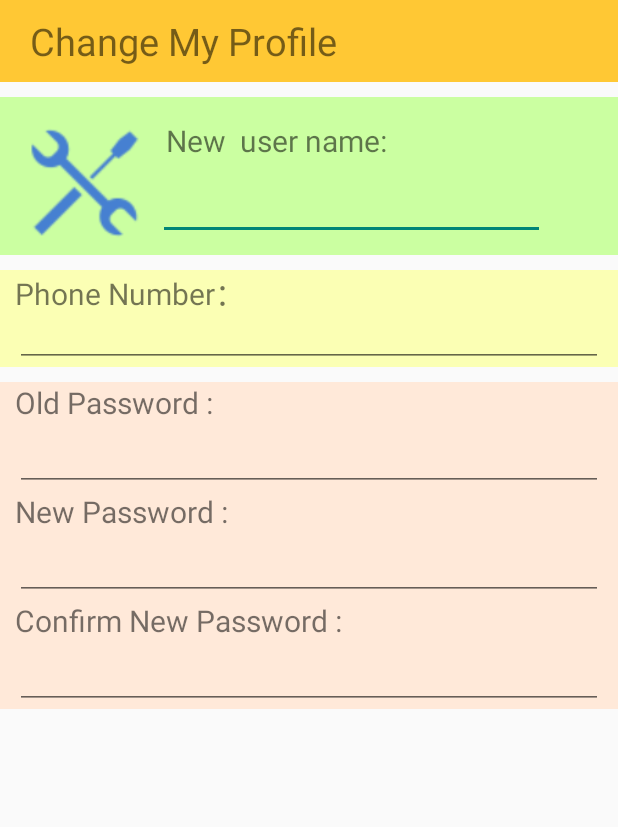
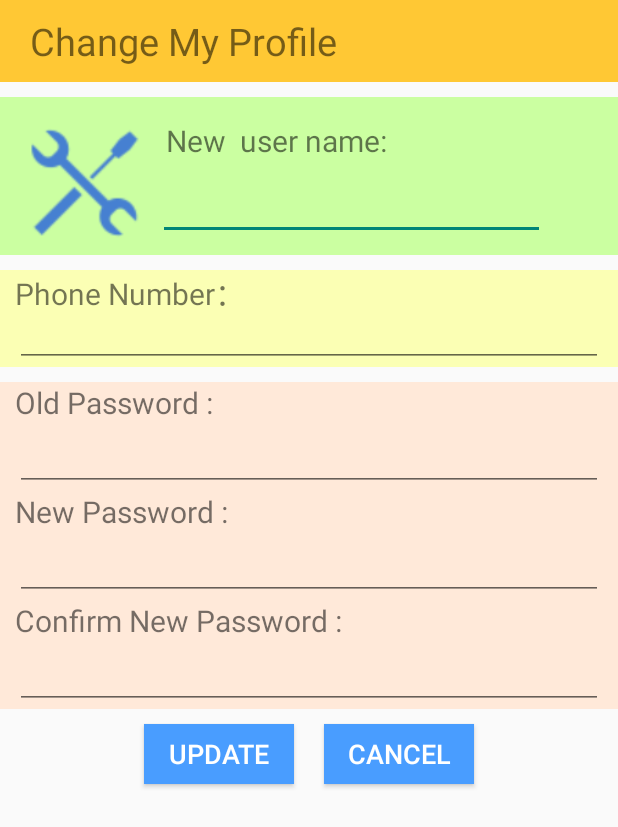
Before and after one commit to xzhouaf/Auction-House, an Android app: the ModifyPersonalInfo screen opened directly, with no data from a screen before it, on a phone screen of 412 x 824 dp. Shown: the top 827 px of the screen. Run offline under Robolectric (Android 15) with nearby library versions, the phone set to English and light mode, and no system bars.

Commit message:
solve some small bugs

```diff
--- a/app/src/main/java/com/project/zxt/ustauctionhouse/PersonalInfo/ModifyPersonalInfo.java
+++ b/app/src/main/java/com/project/zxt/ustauctionhouse/PersonalInfo/ModifyPersonalInfo.java
@@ -16,6 +16,7 @@ import android.provider.MediaStore;
 import android.util.Log;
 import android.view.View;
 import android.view.inputmethod.InputMethodManager;
+import android.widget.Button;
 import android.widget.EditText;
 import android.widget.ImageButton;
 import android.widget.ImageView;
@@ -65,7 +66,8 @@ public class ModifyPersonalInfo extends Activity implements View.OnClickListener
 
     private final String TAG = "ModifyPersonalInfo";
     private Context ctx;
-    ImageView portraitMod, update, cancel;
+    ImageView portraitMod;
+    Button update, cancel;
     EditText user_name,phone_, old_pass, new_pass, new_pass2;
     String userName, Phone, oldPass, newPass, newPass2;
     Intent intent;
@@ -93,9 +95,9 @@ public class ModifyPersonalInfo extends Activity implements View.OnClickListener
         new_pass2 = (EditText) findViewById(R.id.cPassField);
         new_pass2.setText(null);
 
-        update = (ImageView) findViewById(R.id.InfoModUpdate);
+        update = (Button) findViewById(R.id.InfoModUpdate);
         update.setOnClickListener(this);
-        cancel = (ImageView) findViewById(R.id.InfoModCancel);
+        cancel = (Button) findViewById(R.id.InfoModCancel);
         cancel.setOnClickListener(this);
 
         ctx = getApplicationContext();
--- a/app/src/main/java/com/project/zxt/ustauctionhouse/bottomMenu/BottomMenuHome.java
+++ b/app/src/main/java/com/project/zxt/ustauctionhouse/bottomMenu/BottomMenuHome.java
@@ -114,6 +114,7 @@ public class BottomMenuHome extends FragmentActivity implements View.OnClickList
     protected void onActivityResult(int requestCode, int resultCode, Intent data) {
         Log.i(TAG, "Success1");
         postItemLis.activityResultHandle(requestCode, resultCode, data);
+        meLis.activityResultHandle(requestCode, resultCode, data);
         super.onActivityResult(requestCode, resultCode, data);
     }
 
--- a/app/src/main/res/layout/info_modify.xml
+++ b/app/src/main/res/layout/info_modify.xml
@@ -167,24 +167,35 @@
         android:layout_alignParentRight="true"
         android:layout_alignParentEnd="true"
         android:id="@+id/buttons"
-        android:layout_below="@+id/passwordZone">
+        android:layout_below="@+id/passwordZone"
+        android:gravity="center_horizontal">
 
-        <ImageView
+        <Button
             android:layout_width="100dp"
-            android:layout_height="30dp"
+            android:layout_height="40dp"
+            android:text="Update"
+            android:id="@+id/InfoModUpdate"
+            android:layout_alignParentTop="true"
+            android:layout_alignParentLeft="true"
+            android:layout_alignParentStart="true"
+            android:layout_marginTop="10dp"
+            android:background="#ff499dff"
+            android:textColor="#ffffffff"
+            android:textSize="18sp" />
+
+        <Button
+            android:layout_width="100dp"
+            android:layout_height="40dp"
+            android:text="Cancel"
             android:id="@+id/InfoModCancel"
-            android:layout_alignTop="@+id/InfoModUpdate"
-            android:layout_alignParentRight="true"
-            android:layout_alignParentEnd="true"
-            android:layout_marginRight="26dp"
-            android:layout_marginEnd="26dp" />
-
-        <ImageView
-            android:layout_width="100dp"
-            android:layout_height="30dp"
-            android:id="@+id/InfoModUpdate"
-            android:layout_centerVertical="true"
-            android:layout_centerHorizontal="true" />
+            android:layout_alignParentTop="true"
+            android:layout_toRightOf="@+id/InfoModUpdate"
+            android:layout_toEndOf="@+id/InfoModUpdate"
+            android:layout_marginLeft="20dp"
+            android:layout_marginTop="10dp"
+            android:background="#ff499dff"
+            android:textColor="#ffffffff"
+            android:textSize="18sp" />
     </RelativeLayout>
 
     <LinearLayout
```
Also changed, not shown: app/src/main/java/com/project/zxt/ustauctionhouse/PersonalInfo/PersonalInfoFragment.java (+1 -17 lines), app/src/main/res/layout/me.xml (+7 -14 lines), app/src/main/java/com/project/zxt/ustauctionhouse/LiveAuction/WebSocketLive.java (line endings or trailing spaces).
